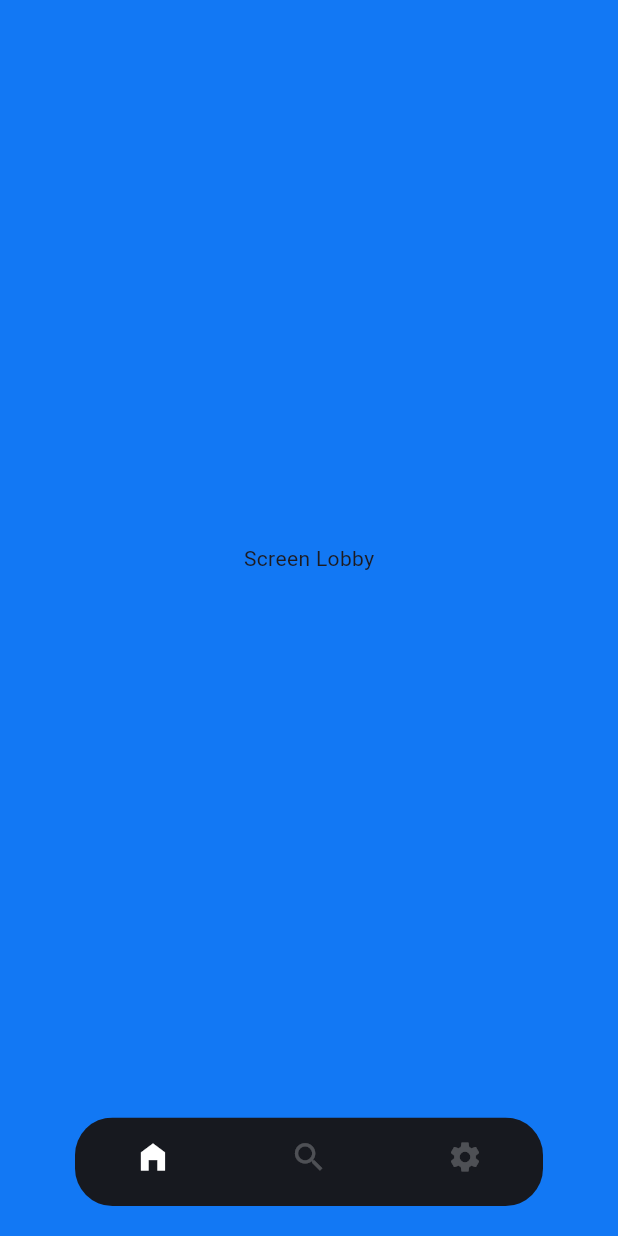
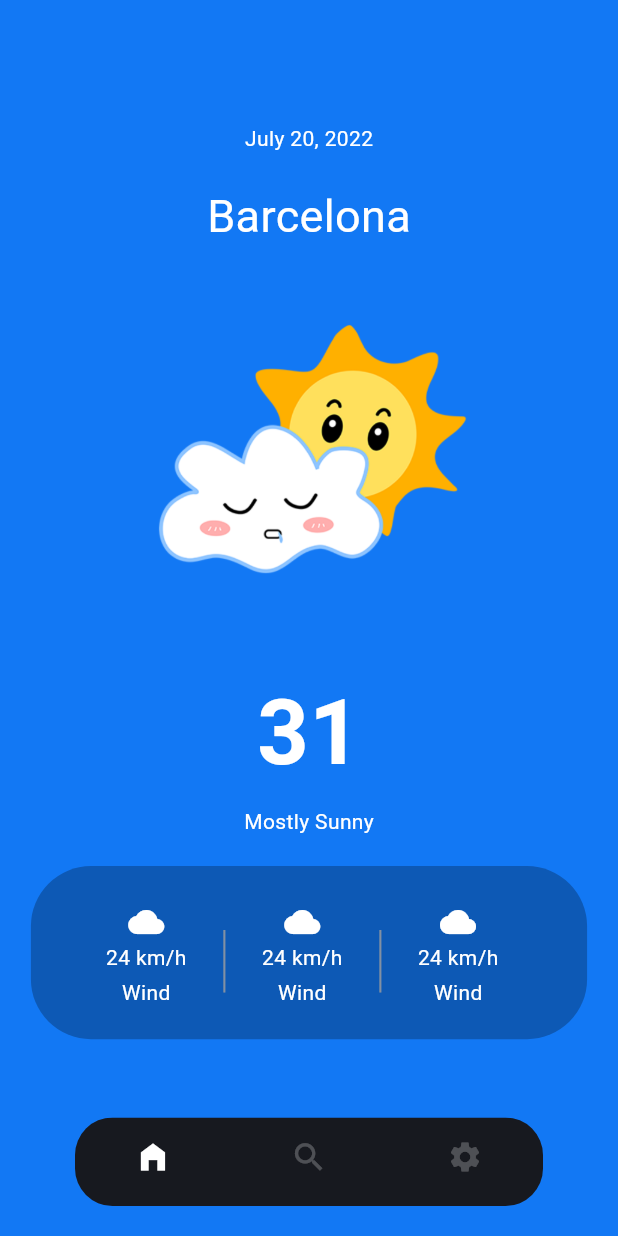
Before and after one commit to saninthottungal/Wady-weather, a Flutter app: the screen it shows after launch, on a phone screen of 412 x 824 dp. Run offline on Flutter 3.47's test engine with Material 3 defaults, Android fonts, the light colour scheme and no system bars.

Commit message:
ScreenLobby UI 50% completed

```diff
--- a/lib/Screens/ScreenHome/ScreenHome.dart
+++ b/lib/Screens/ScreenHome/ScreenHome.dart
@@ -2,8 +2,6 @@
 
 import 'package:flutter/material.dart';
 import 'package:wady/Screens/ScreenLobby/ScreenLobby.dart';
-//import 'package:wady/Screens/ScreenLobby/ScreenLobby.dart';
-
 import 'package:wady/Screens/ScreenSearch/ScreenSearch.dart';
 import 'package:wady/Screens/ScreenSettings/ScreenSettings.dart';
 import 'package:wady/core/Constants.dart';
--- a/lib/Screens/ScreenLobby/ScreenLobby.dart
+++ b/lib/Screens/ScreenLobby/ScreenLobby.dart
@@ -1,15 +1,115 @@
+import 'package:flutter/cupertino.dart';
 import 'package:flutter/material.dart';
+import 'package:flutter/widgets.dart';
 
 class ScreenLobby extends StatelessWidget {
   const ScreenLobby({super.key});
 
   @override
   Widget build(BuildContext context) {
-    return Container(
+    return SizedBox(
       height: double.infinity,
       width: double.infinity,
-      child: const Center(
-        child: Text("Screen Lobby"),
+      child: Center(
+        child: Column(
+          children: [
+            SizedBox(
+              height: MediaQuery.of(context).size.height * 0.10,
+            ),
+            const Text("July 20, 2022"),
+            const SizedBox(height: 20),
+            const Text(
+              "Barcelona",
+              style: TextStyle(fontSize: 30),
+            ),
+            const SizedBox(height: 20),
+            Image.asset(
+              "assests/images/cloudysunny.png",
+              scale: 5,
+            ),
+            const SizedBox(height: 5),
+            const Text(
+              "31",
+              style: TextStyle(fontSize: 60, fontWeight: FontWeight.bold),
+            ),
+            const SizedBox(height: 5),
+            const Text("Mostly Sunny"),
+            const SizedBox(height: 20),
+            //container
+
+            Container(
+              height: MediaQuery.of(context).size.height * 0.14,
+              width: MediaQuery.of(context).size.width * 0.9,
+              //color: Colors.black26,
+              decoration: BoxDecoration(
+                  color: Colors.black26,
+                  borderRadius: BorderRadius.circular(40)),
+
+              child: Padding(
+                padding: const EdgeInsets.only(top: 25, left: 50),
+                child: Row(
+                  children: [
+                    const Column(
+                      children: [
+                        Icon(
+                          Icons.cloud,
+                          color: Colors.white,
+                        ),
+                        SizedBox(height: 2),
+                        Text("24 km/h"),
+                        SizedBox(height: 3),
+                        Text("Wind"),
+                      ],
+                    ),
+                    const SizedBox(width: 20),
+                    SizedBox(
+                      height: double.infinity,
+                      child: Text(
+                        "|",
+                        style: TextStyle(
+                            fontSize: 50,
+                            fontWeight: FontWeight.w100,
+                            color: Colors.grey.withOpacity(0.8)),
+                      ),
+                    ),
+                    const SizedBox(width: 20),
+                    const Column(
+                      children: [
+                        Icon(Icons.cloud, color: Colors.white),
+                        SizedBox(height: 2),
+                        Text("24 km/h"),
+                        SizedBox(height: 3),
+                        Text("Wind"),
+                      ],
+                    ),
+                    const SizedBox(width: 20),
+                    SizedBox(
+                      height: double.infinity,
+                      child: Text(
+                        "|",
+                        style: TextStyle(
+                            fontSize: 50,
+                            fontWeight: FontWeight.w100,
+                            color: Colors.grey.withOpacity(0.8)),
+                      ),
+                    ),
+                    const SizedBox(width: 20),
+                    const Column(
+                      children: [
+                        Icon(Icons.cloud, color: Colors.white),
+                        SizedBox(height: 2),
+                        Text("24 km/h"),
+                        SizedBox(height: 3),
+                        Text("Wind"),
+                      ],
+                    ),
+                    const SizedBox(width: 20),
+                  ],
+                ),
+              ),
+            ),
+          ],
+        ),
       ),
     );
   }
--- a/lib/main.dart
+++ b/lib/main.dart
@@ -12,10 +12,11 @@ class MyApp extends StatelessWidget {
   Widget build(BuildContext context) {
     return MaterialApp(
       theme: ThemeData(
-        //colorScheme: ColorScheme.fromSeed(seedColor: Colors.white),
-        canvasColor: const Color.fromARGB(255, 23, 25, 31),
-      ),
-      home: ScreenHome(),
+          //colorScheme: ColorScheme.fromSeed(seedColor: Colors.white),
+          canvasColor: const Color.fromARGB(255, 23, 25, 31),
+          textTheme:
+              const TextTheme(bodyMedium: TextStyle(color: Colors.white))),
+      home: const ScreenHome(),
     );
   }
 }
```
